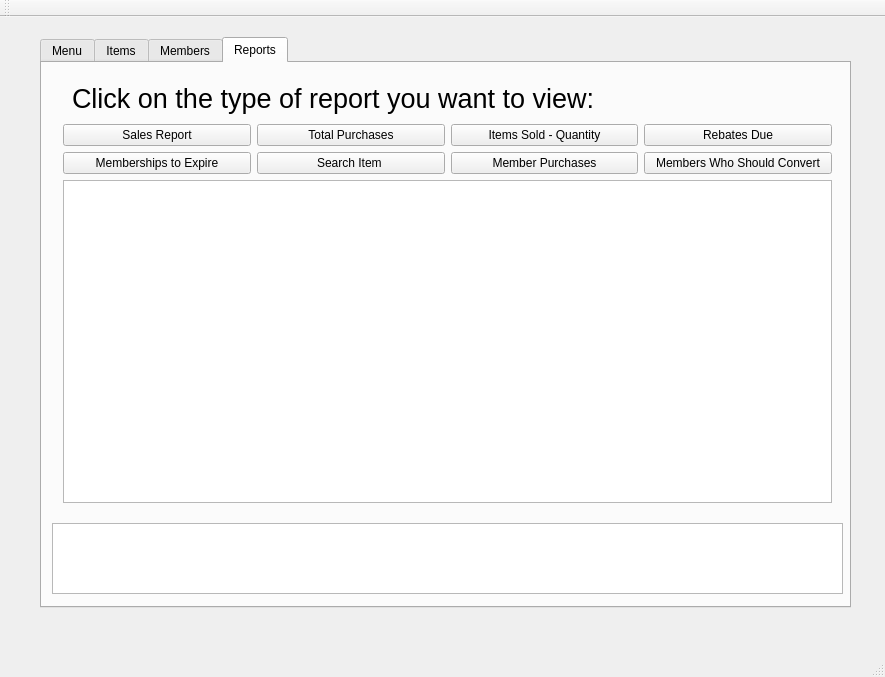
Above: mainwindow.ui from JMarcu/Super-Warehouse-Store before the change. Below: the same form after it.
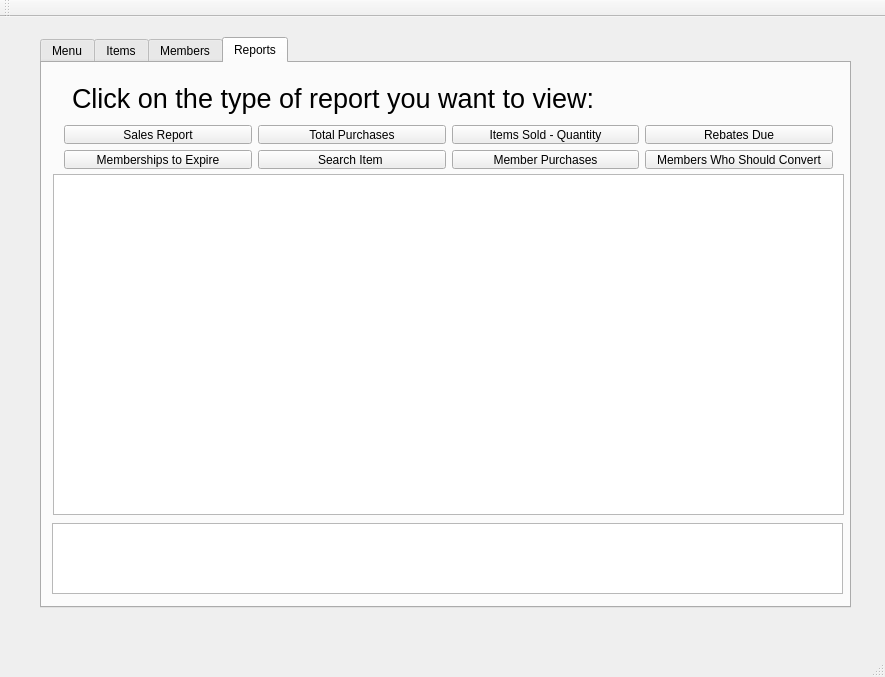
That is the form after the change. The open tabs and pages were chosen to show the change.

What changed in the file:
```diff
--- a/mainwindow.ui
+++ b/mainwindow.ui
@@ -282,14 +282,12 @@
      <widget class="QWidget" name="layoutWidget">
       <property name="geometry">
        <rect>
-        <x>10</x>
-        <y>50</y>
+        <x>11</x>
+        <y>51</y>
         <width>791</width>
-        <height>401</height>
+        <height>66</height>
        </rect>
       </property>
-      <layout class="QGridLayout" name="gridLayout_4">
-       <item row="0" column="0">
         <layout class="QGridLayout" name="gridLayout_3">
          <item row="0" column="0">
           <widget class="QPushButton" name="SalesReport_Button">
@@ -351,9 +349,16 @@
           </widget>
          </item>
         </layout>
-       </item>
-       <item row="1" column="0">
+     </widget>
         <widget class="QTableWidget" name="tableWidget_ViewReports">
+      <property name="geometry">
+       <rect>
+        <x>11</x>
+        <y>111</y>
+        <width>791</width>
+        <height>341</height>
+       </rect>
+      </property>
          <property name="sizePolicy">
           <sizepolicy hsizetype="Expanding" vsizetype="Expanding">
            <horstretch>0</horstretch>
@@ -363,12 +368,12 @@
          <property name="editTriggers">
           <set>QAbstractItemView::NoEditTriggers</set>
          </property>
+      <property name="alternatingRowColors">
+       <bool>true</bool>
+      </property>
          <property name="sortingEnabled">
           <bool>true</bool>
          </property>
-        </widget>
-       </item>
-      </layout>
      </widget>
     </widget>
    </widget>
```
Left out of the diff: 19 changed lines with no effect on the pictures. Lines whose indentation alone changed are shown as unchanged.
